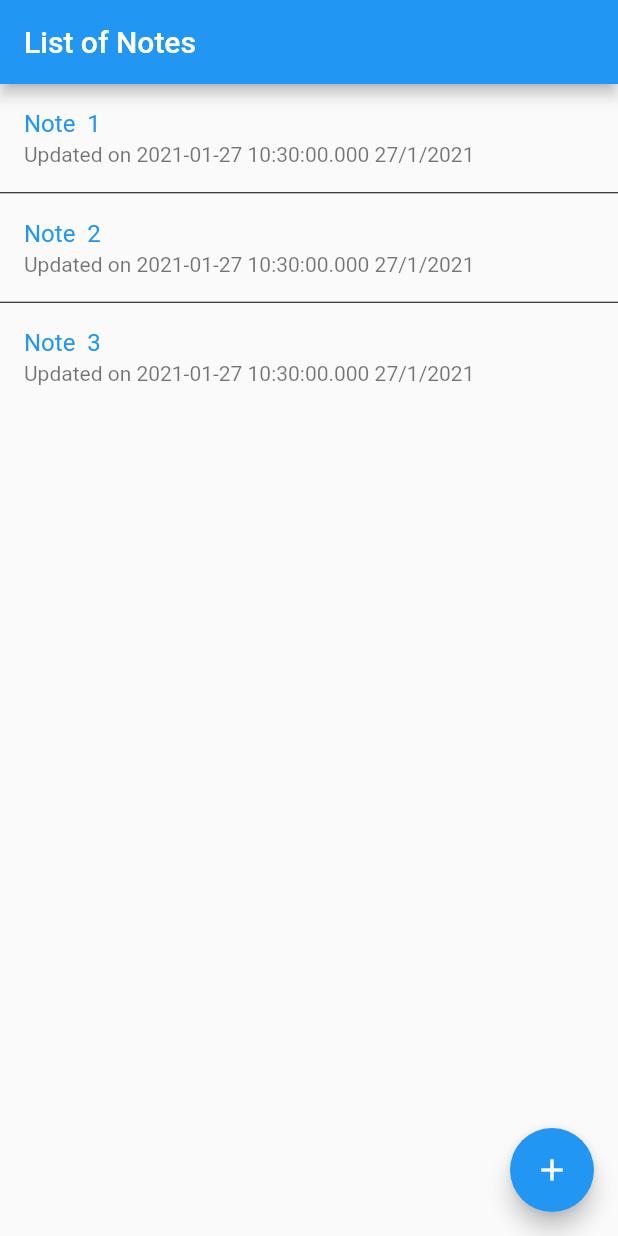
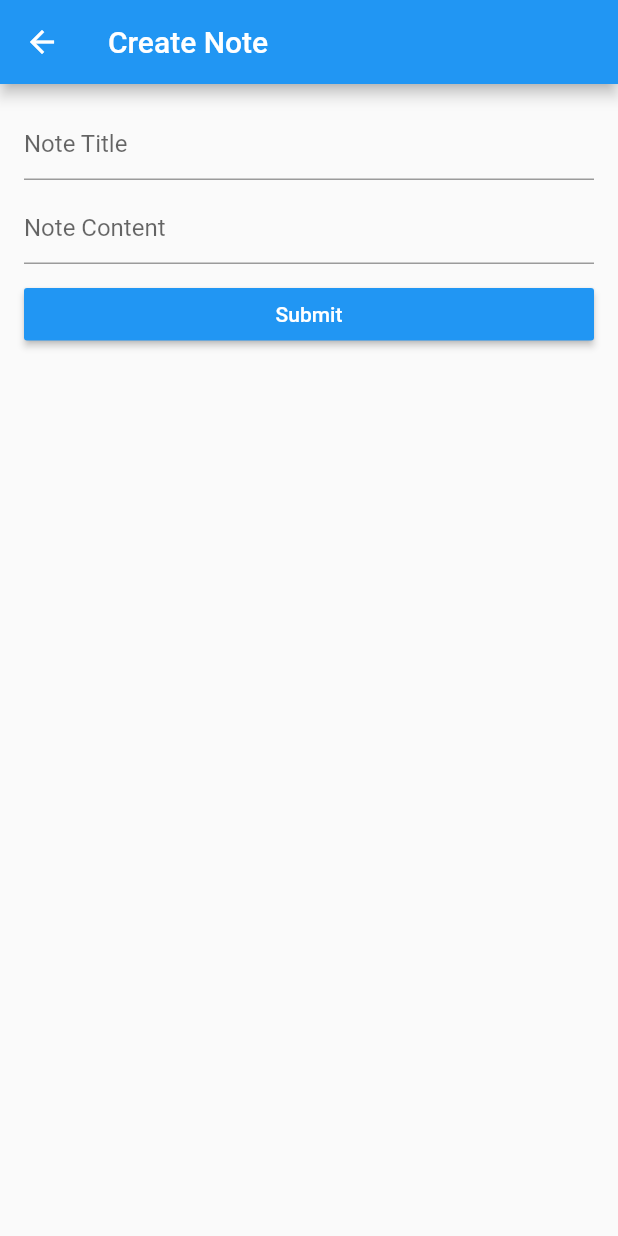
Before and after one commit to adomhamza/flutter_crud, a Flutter app: the screen it shows after launch, after a tap on the "add" icon, on a phone screen of 412 x 824 dp. Run offline on Flutter 3.47's test engine with Material 2 defaults, Android fonts, the phone set to English and light mode, and no system bars.

Commit message:
Add create note button

```diff
--- a/lib/views/note_list.dart
+++ b/lib/views/note_list.dart
@@ -1,5 +1,6 @@
 import 'package:flutter/material.dart';
 import 'package:flutter_crud/models/notes_for_listing.dart';
+import 'package:flutter_crud/views/note_modify.dart';
 
 class NoteList extends StatelessWidget {
   final notes = [
@@ -35,7 +36,10 @@ class NoteList extends StatelessWidget {
         ),
       ),
       floatingActionButton: FloatingActionButton(
-        onPressed: () {},
+        onPressed: () {
+          Navigator.of(context)
+              .push(MaterialPageRoute(builder: (_) => NoteModify()));
+        },
         child: Icon(Icons.add),
       ),
       body: ListView.separated(
@@ -48,8 +52,14 @@ class NoteList extends StatelessWidget {
               ),
             ),
             subtitle: Text(
-              'Updated on ${notes[index].lastEditDateTime} ${formatDateTime(notes[index].lastEditDateTime)}',
+              'Updated on ${formatDateTime(notes[index].lastEditDateTime)}',
             ),
+            onTap: () {
+              Navigator.of(context).push(MaterialPageRoute(
+                  builder: (_) => NoteModify(
+                        noteID: notes[index].noteID,
+                      )));
+            },
           );
         },
         separatorBuilder: (_, __) => Divider(
--- /dev/null
+++ b/lib/views/note_modify.dart
@@ -0,0 +1,56 @@
+import 'package:flutter/material.dart';
+
+class NoteModify extends StatelessWidget {
+  final String noteID;
+  NoteModify({this.noteID});
+  bool get isEditing => noteID != null;
+
+  @override
+  Widget build(BuildContext context) {
+    return Scaffold(
+      appBar: AppBar(
+        title: Text(isEditing ? 'Edit Note' : 'Create Note'),
+      ),
+      body: Padding(
+        padding: const EdgeInsets.all(16.0),
+        child: Column(
+          children: <Widget>[
+            TextField(
+              decoration: InputDecoration(
+                hintText: 'Note Title',
+              ),
+            ),
+            Container(
+              height: 8.0,
+            ),
+            TextField(
+              decoration: InputDecoration(
+                hintText: 'Note Content',
+              ),
+            ),
+            Container(
+              height: 16.0,
+            ),
+            SizedBox(
+              width: double.infinity,
+              height: 35.0,
+              child: RaisedButton(
+                onPressed: () {
+                  // Navigator.pop(context); This code also works in navigating back
+                  Navigator.of(context).pop();
+                },
+                color: Theme.of(context).primaryColor,
+                child: Text(
+                  'Submit',
+                  style: TextStyle(
+                    color: Colors.white,
+                  ),
+                ),
+              ),
+            )
+          ],
+        ),
+      ),
+    );
+  }
+}
```
